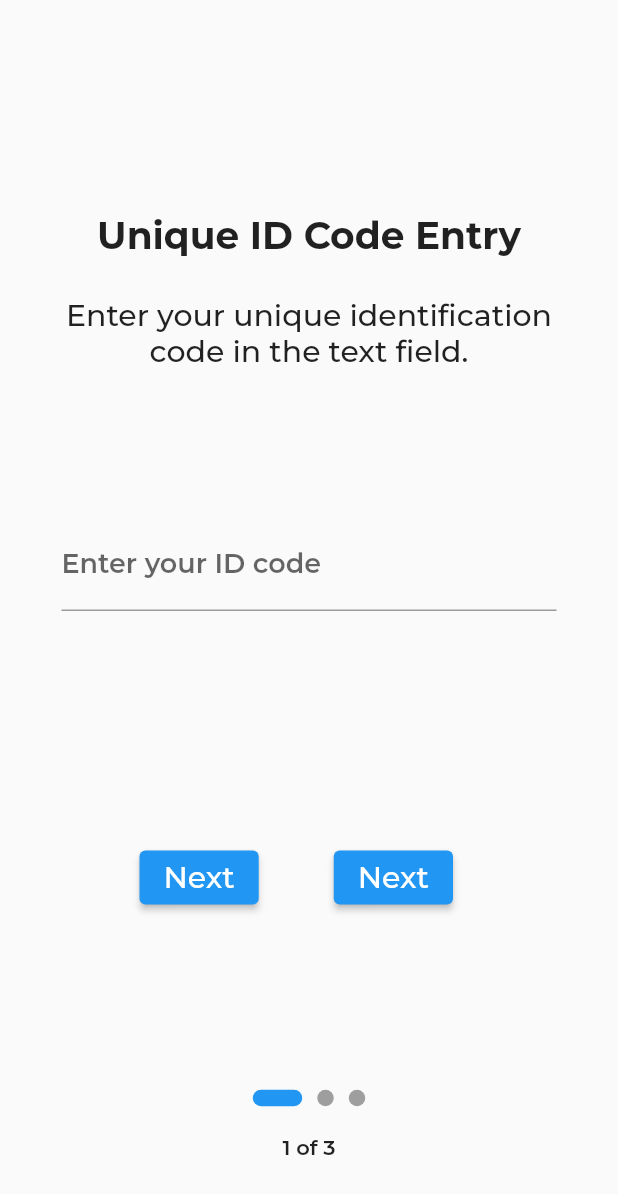
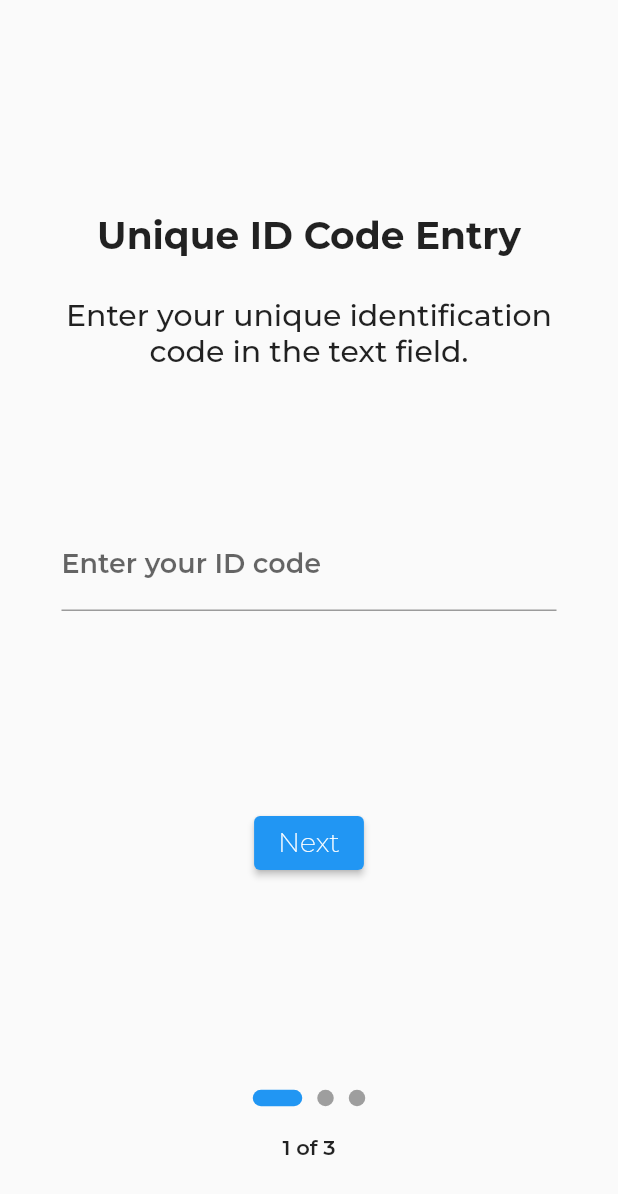
Before and after one commit to petershall22/QRCodeApp, a Flutter app: the screen it shows after launch, after a tap on "Skip", after a tap on "Done", on a phone screen of 412 x 824 dp. Shown: the top 1194 px of the screen. Run offline on Flutter 3.47's test engine with Material 2 defaults, Android fonts, the phone set to English and light mode, and no system bars; drawn by our look-alikes of smooth_page_indicator; our stand-ins replace introduction_screen, shared_preferences; project files that could hold a hidden picture were left out.

Commit message:
Editing initial setup

```diff
--- a/lib/initialsetup.dart
+++ b/lib/initialsetup.dart
@@ -13,12 +13,19 @@ class Setup extends StatefulWidget {
 
 class _SetupState extends State<Setup> {
   final controller = TextEditingController();
+  final controller1 = TextEditingController();
+  final controller2 = TextEditingController();
   var page1Visible = true;
   var page2Visible = false;
   var page3Visible = false;
+  var previousVis = false;
+  var nextVis = true;
+  var submitVis = false;
 
   void dipose() {
     controller.dispose();
+    controller1.dispose();
+    controller2.dispose();
     super.dispose();
   }
 
@@ -39,15 +46,24 @@ class _SetupState extends State<Setup> {
       page1Visible = true;
       page2Visible = false;
       page3Visible = false;
+      previousVis = false;
+      nextVis = true;
+      submitVis = false;
     }
     if (_currentStage == 1) {
       page1Visible = false;
       page2Visible = true;
       page3Visible = false;
+      previousVis = true;
+      nextVis = true;
+      submitVis = false;
     } else if (_currentStage == 2) {
       page1Visible = false;
       page2Visible = false;
       page3Visible = true;
+      previousVis = true;
+      nextVis = false;
+      submitVis = true;
     }
   }
 
@@ -60,14 +76,15 @@ class _SetupState extends State<Setup> {
     final ButtonStyle buttonStyle = ElevatedButton.styleFrom(
       textStyle: const TextStyle(
         fontFamily: 'Montserrat',
-        fontWeight: FontWeight.w500,
-        fontSize: 20,
+        fontWeight: FontWeight.w200,
+        fontSize: 18,
       ),
     );
     return MaterialApp(
       home: Scaffold(
         body: Stack(children: [
           Visibility(
+            // Page 1
             visible: page1Visible,
             child: Stack(
               children: [
@@ -132,22 +149,87 @@ class _SetupState extends State<Setup> {
               ],
             ),
           ),
-          Positioned(
-            bottom: 190,
-            left: 68,
+          Visibility(
+            // Page 2
+            visible: page2Visible,
+            child: Stack(
+              children: [
+                Positioned.fill(
+                  bottom: 510,
+                  child: Align(
+                    child: Container(
+                      width: 340,
+                      child: Text(
+                        'Enter a Friendly Name',
+                        style: TextStyle(
+                          fontFamily: 'Montserrat',
+                          fontWeight: FontWeight.w700,
+                          fontSize: 25,
+                        ),
+                        textAlign: TextAlign.center,
+                      ),
+                      alignment: Alignment.center,
+                    ),
+                  ),
+                ),
+                Positioned.fill(
+                  bottom: 350,
+                  child: Align(
+                    child: Container(
+                      width: 340,
+                      child: Text(
+                        'Enter your friendly name in the text field given below. A friendly name is also known as a username or nickname.',
+                        style: TextStyle(
+                          fontFamily: 'Montserrat',
+                          fontWeight: FontWeight.w500,
+                          fontSize: 19,
+                        ),
+                        textAlign: TextAlign.center,
+                      ),
+                      alignment: Alignment.center,
+                    ),
+                  ),
+                ),
+                Positioned.fill(
+                  bottom: 70,
+                  child: Align(
+                    alignment: Alignment.center,
+                    child: Container(
+                      width: 330,
+                      child: TextField(
+                        controller: controller1,
+                        textAlign: TextAlign.center,
+                        decoration: InputDecoration(
+                          border: UnderlineInputBorder(),
+                          labelText: 'Enter your friendly name',
+                          labelStyle: TextStyle(
+                            fontFamily: 'Montserrat',
+                            fontWeight: FontWeight.w600,
+                            fontSize: 18,
+                          ),
+                        ),
+                      ),
+                    ),
+                  ),
+                ),
+              ],
+            ),
+          ),
+          Positioned.fill(
+            top: 300,
             child: Row(
               mainAxisAlignment: MainAxisAlignment.center,
               crossAxisAlignment: CrossAxisAlignment.center,
               children: [
                 Visibility(
-                  visible: true,
+                  visible: previousVis,
                   child: Padding(
-                    padding: EdgeInsets.all(25),
+                    padding: EdgeInsets.all(35),
                     child: Align(
                       alignment: Alignment.center,
                       child: ElevatedButton(
                         style: buttonStyle,
-                        child: Text('Next'),
+                        child: Text('Previous'),
                         onPressed: () {
                           _currentStage = _currentStage.ceil();
                           _updatePosition(max(--_currentStage, 0));
@@ -156,8 +238,10 @@ class _SetupState extends State<Setup> {
                     ),
                   ),
                 ),
-                Padding(
-                  padding: EdgeInsets.all(25),
+                Visibility(
+                  visible: nextVis,
+                  child: Padding(
+                    padding: EdgeInsets.all(35),
                     child: Align(
                       alignment: Alignment.center,
                       child: ElevatedButton(
@@ -167,9 +251,30 @@ class _SetupState extends State<Setup> {
                           _currentStage = _currentStage.ceil();
                           _updatePosition(min(
                             ++_currentStage,
-                          _stages.toInt(),
+                            _stages - 1,
                           ));
                         },
+                      ),
+                    ),
+                  ),
+                ),
+                Visibility(
+                  visible: submitVis,
+                  child: Padding(
+                    padding: EdgeInsets.all(35),
+                    child: Align(
+                      alignment: Alignment.center,
+                      child: ElevatedButton(
+                        style: buttonStyle,
+                        child: Text('Submit'),
+                        onPressed: () {
+                          _currentStage = _currentStage.ceil();
+                          _updatePosition(min(
+                            ++_currentStage,
+                            _stages - 1,
+                          ));
+                        },
+                      ),
                     ),
                   ),
                 ),
```
Lines whose indentation alone changed are shown as unchanged.
